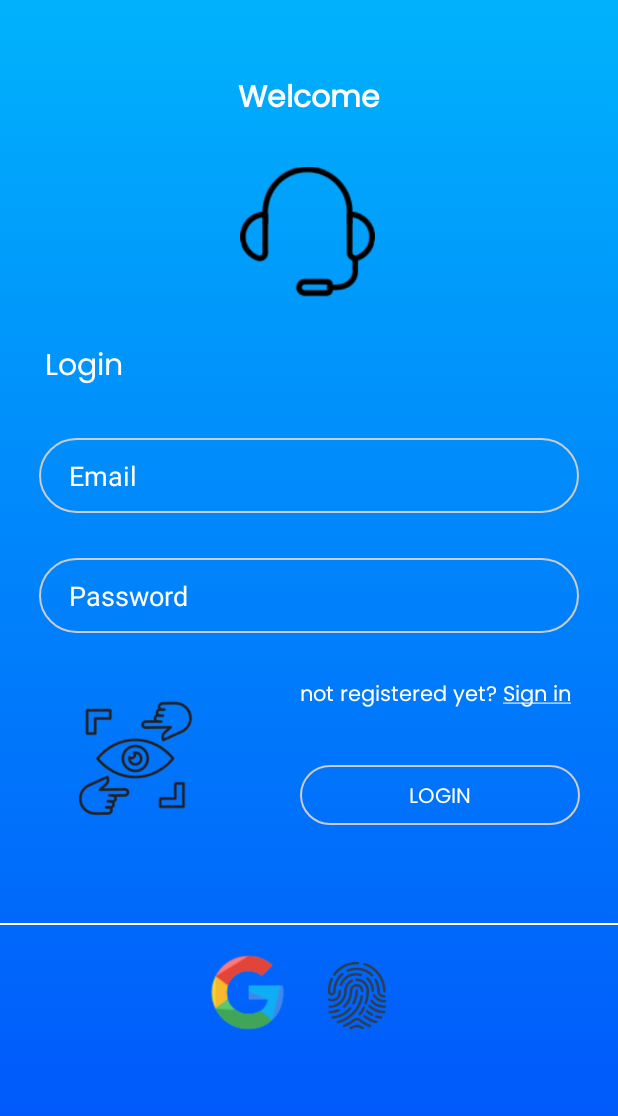
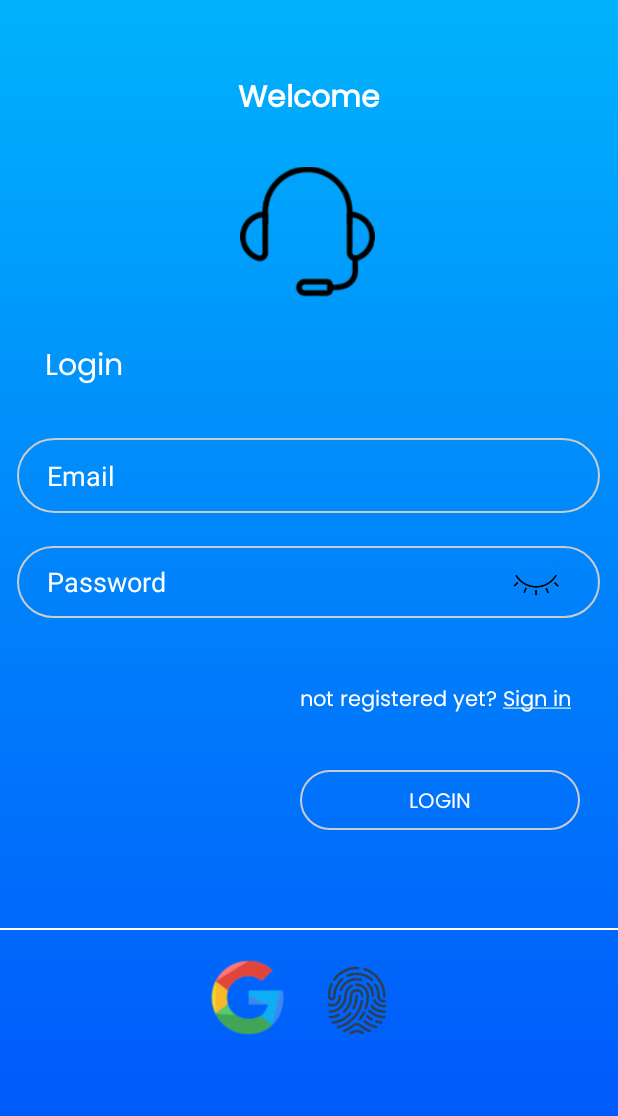
Before and after one commit to flyfree861/C.A.M.CustomerAccessMethod, an Android app: the screen it shows after launch (MainActivity), on a phone screen of 412 x 824 dp. Shown: the top 1116 px of the screen. Run offline under Robolectric (Android 15) with nearby library versions, the phone set to English and light mode, and no system bars; our stand-ins replace Firebase (no records; nobody signed in at launch, a user with empty details on screens opened directly).

Commit message:
inserito il logo hide password all'interno della casella password nell main page.

```diff
--- a/app/src/main/java/com/example/camcustomeraccessmethod/MainActivity.java
+++ b/app/src/main/java/com/example/camcustomeraccessmethod/MainActivity.java
@@ -12,6 +12,7 @@ import android.annotation.SuppressLint;
 import android.content.Context;
 import android.content.DialogInterface;
 import android.content.Intent;
+import android.graphics.Color;
 import android.os.Bundle;
 import android.os.Handler;
 import android.text.InputType;
@@ -82,8 +83,7 @@ public class MainActivity extends AppCompatActivity implements View.OnClickListe
         // Build a GoogleSignInClient with the options specified by gso.
         mGoogleSignInClient = GoogleSignIn.getClient(this, gso);
 
-        Intent signInIntent = mGoogleSignInClient.getSignInIntent();
-        startActivityForResult(signInIntent, RC_SIGN_IN);
+
 
         tltImage = findViewById(R.id.tltImage);
 
@@ -161,10 +161,12 @@ public class MainActivity extends AppCompatActivity implements View.OnClickListe
 
                 case MotionEvent.ACTION_UP:
                     txtPassword.setInputType(InputType.TYPE_CLASS_TEXT | InputType.TYPE_TEXT_VARIATION_PASSWORD);
+                    txtPassword.setTextColor(Color.parseColor("#FFFFFF"));
                     break;
 
                 case MotionEvent.ACTION_DOWN:
                     txtPassword.setInputType(InputType.TYPE_CLASS_TEXT);
+                    txtPassword.setTextColor(Color.parseColor("#FFFFFF"));
                     break;
 
             }
--- a/app/src/main/res/layout/activity_main.xml
+++ b/app/src/main/res/layout/activity_main.xml
@@ -45,27 +45,71 @@
         android:paddingLeft="30dp"
         android:layout_marginTop="20dp"/>
 
+    <RelativeLayout
+        android:layout_width="match_parent"
+        android:layout_height="163dp">
+
         <EditText
             android:id="@+id/txtUser"
-        android:textColorHint="@color/white"
-        android:layout_width="360dp"
+            android:layout_width="388dp"
             android:layout_height="50dp"
+            android:layout_alignParentStart="true"
+            android:layout_alignParentTop="true"
+            android:layout_alignParentEnd="true"
+            android:layout_alignParentBottom="true"
             android:layout_gravity="center"
+            android:layout_marginStart="11dp"
             android:layout_marginTop="30dp"
+            android:layout_marginEnd="12dp"
+            android:layout_marginBottom="83dp"
             android:background="@drawable/input"
             android:hint="@string/sEmail"
-        android:paddingLeft="20dp" />
+            android:paddingLeft="20dp"
+            android:textColor="@color/white"
+            android:inputType="textEmailAddress"
+            android:textColorHint="@color/white" />
 
         <EditText
             android:id="@+id/txtPassword"
-        android:layout_width="360dp"
+            android:textColor="@color/white"
+            android:layout_width="388dp"
             android:layout_height="50dp"
+            android:inputType="textPassword"
+            android:layout_alignParentStart="true"
+            android:layout_alignParentTop="true"
+            android:layout_alignParentEnd="true"
+            android:layout_alignParentBottom="true"
             android:layout_gravity="center"
-        android:textColorHint="@color/white"
+            android:layout_marginStart="11dp"
+            android:layout_marginTop="102dp"
+            android:layout_marginEnd="12dp"
+            android:layout_marginBottom="13dp"
             android:background="@drawable/input"
             android:hint="@string/sPassword"
             android:paddingLeft="20dp"
-        android:layout_marginTop="30dp"/>
+            android:textColorHint="@color/white" />
+
+        <ImageButton
+            android:id="@+id/btnMainShowPsw"
+            android:layout_width="58dp"
+            android:layout_height="44dp"
+            android:layout_alignParentStart="true"
+            android:layout_alignParentTop="true"
+            android:layout_alignParentEnd="true"
+            android:layout_gravity="center_vertical"
+            android:layout_marginStart="334dp"
+            android:layout_marginLeft="150dp"
+            android:layout_marginTop="106dp"
+            android:layout_marginEnd="19dp"
+            android:background="#00FFFFFF"
+            android:foregroundGravity="center_vertical"
+            android:scaleType="fitStart"
+            android:scaleX="0.8"
+            android:scaleY="0.8"
+            android:src="@drawable/ic_hide_psw" />
+
+
+    </RelativeLayout>
 
     <RelativeLayout
         android:layout_width="match_parent"
@@ -101,26 +145,7 @@
             android:textColor="#FFFFFF"
             android:textColorLink="@color/white" />
 
-        <ImageButton
-            android:id="@+id/btnMainShowPsw"
-            android:layout_width="100dp"
-            android:layout_height="95dp"
-            android:layout_alignParentStart="true"
-            android:layout_alignParentTop="true"
-            android:layout_alignParentEnd="true"
-            android:layout_alignParentBottom="true"
-            android:layout_gravity="center_vertical"
-            android:layout_marginStart="42dp"
-            android:layout_marginLeft="150dp"
-            android:layout_marginTop="36dp"
-            android:layout_marginEnd="269dp"
-            android:layout_marginBottom="32dp"
-            android:background="#00FFFFFF"
-            android:foregroundGravity="center_vertical"
-            android:scaleType="fitStart"
-            android:scaleX="0.8"
-            android:scaleY="0.8"
-            android:src="@drawable/ic_show_psw" />
+
     </RelativeLayout>
 
 
```
Also changed, not shown: app/src/main/res/drawable/ic_hide_psw.png (added). Lines whose indentation alone changed are shown as unchanged.
